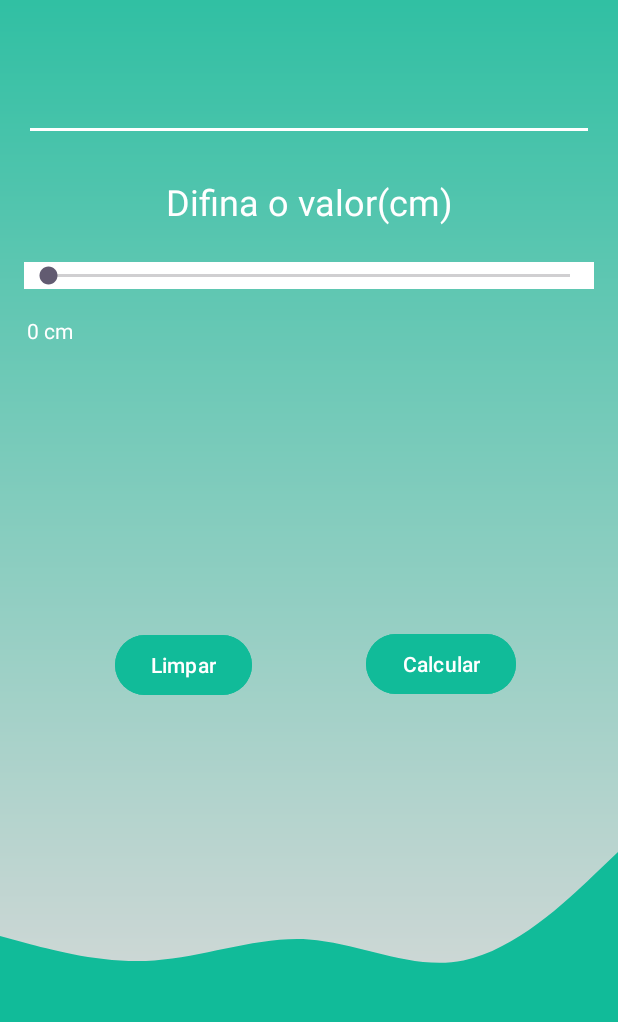
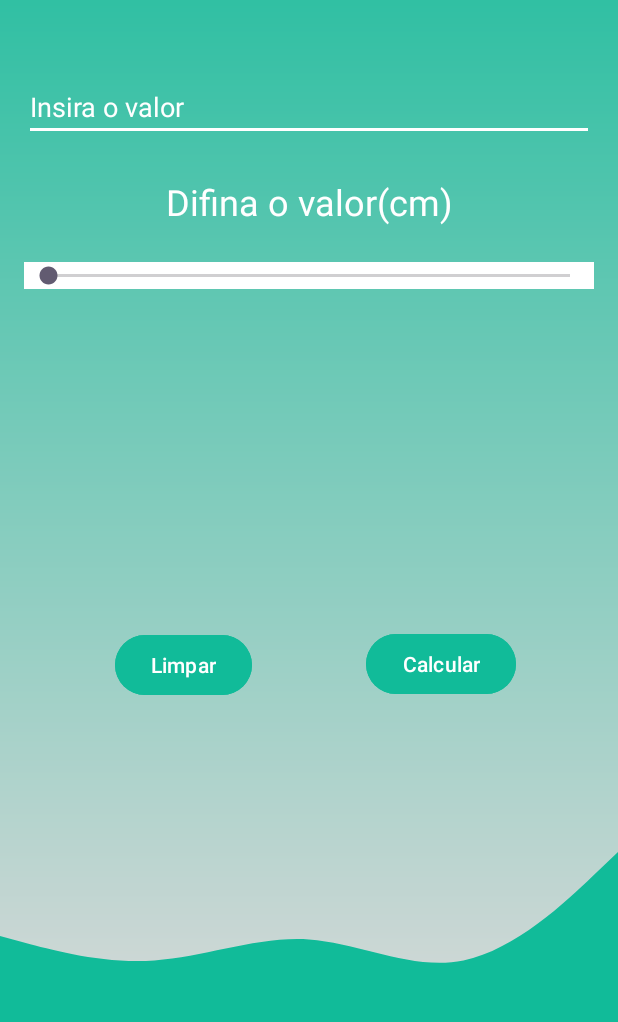
Before and after one commit to ChsSilva01/Calculadora_IMC, an Android app: the screen it shows after launch (MainActivity), after a tap on "Limpar", on a phone screen of 412 x 824 dp, the part 195-1217 px from its top. Run offline under Robolectric (Android 15) with nearby library versions, the phone set to English and light mode, and no system bars.

Commit message:
melhorando problemas básicos

```diff
--- a/app/src/main/res/layout/activity_main.xml
+++ b/app/src/main/res/layout/activity_main.xml
@@ -14,7 +14,7 @@
         android:layout_height="wrap_content"
         android:layout_marginTop="64dp"
         android:gravity="center"
-        android:text="Calculadora IMC"
+        android:text="@string/text_title"
         android:textColor="@color/white"
         android:textSize="48sp"
         app:layout_constraintEnd_toEndOf="parent"
@@ -28,9 +28,12 @@
         android:layout_marginLeft="16dp"
         android:layout_marginTop="50dp"
         android:layout_marginRight="16dp"
+        android:autofillHints="no"
         android:backgroundTint="@color/white"
-        android:text="Insira o valor"
+        android:hint="@string/text_insert_value"
+        android:inputType="none"
         android:textColor="@color/white"
+        android:textColorHint="@color/white"
         app:layout_constraintEnd_toEndOf="parent"
         app:layout_constraintStart_toStartOf="parent"
         app:layout_constraintTop_toBottomOf="@+id/textview_tittle"
@@ -42,7 +45,7 @@
         android:layout_width="wrap_content"
         android:layout_height="wrap_content"
         android:layout_marginTop="24dp"
-        android:text="Difina o valor(cm)"
+        android:text="@string/text_define_to_value"
         android:textColor="@color/white"
         android:textSize="24sp"
         app:layout_constraintEnd_toEndOf="parent"
@@ -66,9 +69,8 @@
         android:id="@+id/textview_progress"
         android:layout_width="wrap_content"
         android:layout_height="wrap_content"
-        android:layout_marginLeft="18dp"
+        android:layout_marginStart="18dp"
         android:layout_marginTop="18dp"
-        android:text="0 cm"
         android:textColor="@color/white"
         app:layout_constraintLeft_toLeftOf="parent"
         app:layout_constraintTop_toBottomOf="@+id/seek_info" />
@@ -76,17 +78,17 @@
     <TextView
         android:layout_width="wrap_content"
         android:layout_height="wrap_content"
-        app:layout_constraintTop_toBottomOf="@+id/textview_progress"
+        android:layout_marginTop="18dp"
         app:layout_constraintLeft_toLeftOf="parent"
         app:layout_constraintRight_toRightOf="parent"
-        android:layout_marginTop="18dp"/>
+        app:layout_constraintTop_toBottomOf="@+id/textview_progress" />
 
     <Button
         android:id="@+id/button_clear"
         android:layout_width="wrap_content"
         android:layout_height="wrap_content"
         android:backgroundTint="#1b9"
-        android:text="Limpar"
+        android:text="@string/text_clear"
         android:textColor="@color/white"
         app:layout_constraintBottom_toBottomOf="parent"
         app:layout_constraintLeft_toLeftOf="parent"
@@ -99,7 +101,7 @@
         android:layout_height="wrap_content"
         android:layout_marginEnd="68dp"
         android:backgroundTint="#1b9"
-        android:text="Calcular"
+        android:text="@string/btn_text_calculate"
         android:textColor="@color/white"
         app:layout_constraintBottom_toBottomOf="parent"
         app:layout_constraintEnd_toEndOf="parent"
@@ -118,5 +120,4 @@
         app:layout_constraintRight_toRightOf="parent" />
 
 
-
 </androidx.constraintlayout.widget.ConstraintLayout>
--- a/app/src/main/res/values/strings.xml
+++ b/app/src/main/res/values/strings.xml
@@ -1,3 +1,8 @@
 <resources>
-    <string name="app_name">Caculadora_IMC</string>
+    <string name="app_name">Calculadora_IMC</string>
+    <string name="text_clear">Limpar</string>
+    <string name="text_define_to_value">Difina o valor(cm)</string>
+    <string name="text_insert_value">Insira o valor</string>
+    <string name="text_title">Calculadora IMC</string>
+    <string name="btn_text_calculate">Calcular</string>
 </resources>
```
Also changed, not shown: app/src/main/java/com/carlos/caculadora_imc/MainActivity.java (+12 -4 lines).
